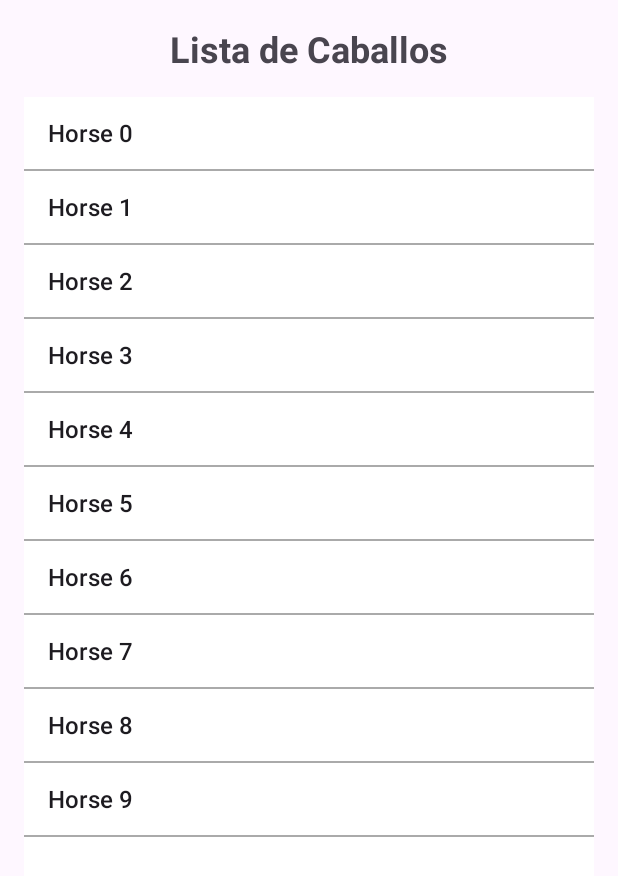
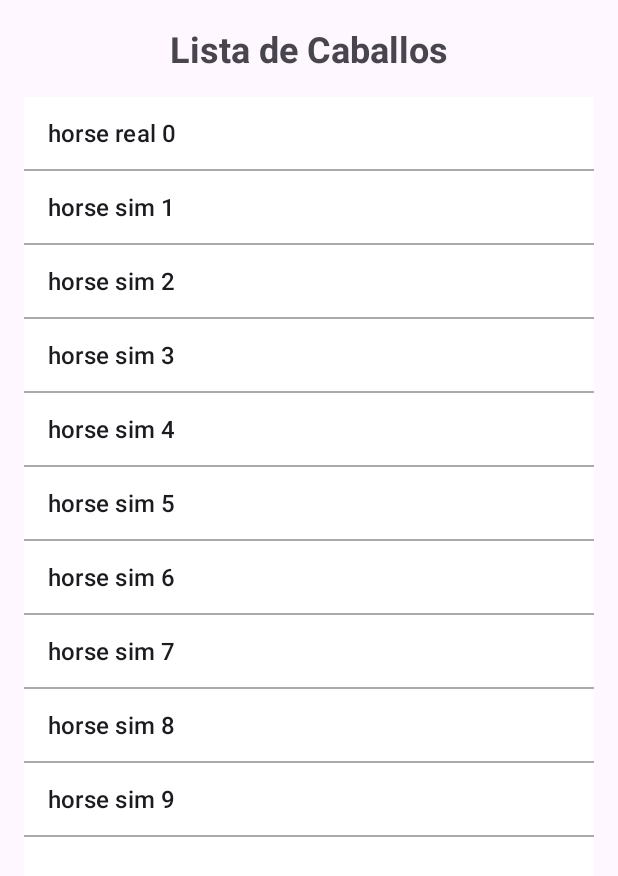
Before and after one commit to nurSamcea/horsesProject, an Android app: the screen it shows after launch (MainActivity), on a phone screen of 412 x 824 dp. Shown: the top 876 px of the screen. Run offline under Robolectric (Android 15) with nearby library versions, the phone set to English and light mode, and no system bars; libraries missing offline, so code that uses them is left out: com.hivemq.client; 2 statements that could not run were skipped.

Commit message:
feat: cards working

```diff
--- a/horsesApp/app/src/main/java/com/example/horsesapp/MainActivity.java
+++ b/horsesApp/app/src/main/java/com/example/horsesapp/MainActivity.java
@@ -7,13 +7,9 @@ package com.example.horsesapp;
 import android.content.Intent;
 import android.os.Bundle;
 import android.util.Log;
-import android.view.View;
 import android.widget.ArrayAdapter;
 import android.widget.ListView;
 import android.widget.Toast;
-
-import org.json.JSONException;
-import org.json.JSONObject;
 
 import androidx.appcompat.app.AlertDialog;
 import androidx.appcompat.app.AppCompatActivity;
@@ -21,10 +17,33 @@ import androidx.appcompat.app.AppCompatActivity;
 import com.hivemq.client.mqtt.MqttClient;
 import com.hivemq.client.mqtt.mqtt3.Mqtt3AsyncClient;
 
+import org.json.JSONException;
+import org.json.JSONObject;
+import java.util.HashMap;
+import java.util.Map;
+
+
 public class MainActivity extends AppCompatActivity {
 
-    private final String[] horses = {"Horse 0", "Horse 1", "Horse 2", "Horse 3", "Horse 4",
-            "Horse 5", "Horse 6", "Horse 7", "Horse 8", "Horse 9"};
+    public static Map<String, HorseData> horseDataMap = new HashMap<>();
+
+    public static class HorseData {
+        public double temperature = -1; // Temperatura predeterminada
+        public double oximetry = -1;    // Oxímetro predeterminado
+        public int heartRate = -1;      // Frecuencia cardíaca predeterminada
+    }
+
+    private final String[] horses = {
+            "horse real 0",
+            "horse sim 1",
+            "horse sim 2",
+            "horse sim 3",
+            "horse sim 4",
+            "horse sim 5",
+            "horse sim 6",
+            "horse sim 7",
+            "horse sim 8",
+            "horse sim 9"};
 
     String TAG = "HORSE APP MQTT";
     String serverHost = "srv-iot.diatel.upm.es";
@@ -58,6 +77,7 @@ public class MainActivity extends AppCompatActivity {
             String selectedHorse = horses[position];
             Intent intent = new Intent(MainActivity.this, HorseDetailActivity.class);
             intent.putExtra("horseName", selectedHorse);
+            intent.putExtra("horseIndex", position); // Pasa el índice del caballo
             startActivity(intent);
         });
 
@@ -108,16 +128,38 @@ public class MainActivity extends AppCompatActivity {
                 .callback(publish -> {
                     String receivedMessage = new String(publish.getPayloadAsBytes());
                     Log.d(TAG, "Message received: " + receivedMessage);
+
+                    try {
+                        JSONObject jsonMessage = new JSONObject(receivedMessage);
+
+                        String deviceName = jsonMessage.optString("deviceName", "unknown");
+                        double temperature = jsonMessage.optDouble("temperature", -1);
+                        double oximetry = jsonMessage.optDouble("oximetry", -1);
+                        int heartRate = jsonMessage.optInt("HR", -1);
+
+                        // Almacenar los datos en el mapa estático
+                        MainActivity.HorseData horseData = MainActivity.horseDataMap.getOrDefault(deviceName, new MainActivity.HorseData());
+
+                        // Solo actualizar si los valores son válidos
+                        if (temperature != -1) horseData.temperature = temperature;
+                        if (oximetry != -1) horseData.oximetry = oximetry;
+                        if (heartRate != -1) horseData.heartRate = heartRate;
+
+                        MainActivity.horseDataMap.put(deviceName, horseData);
+
+                        // Enviar la difusión
+                        Intent intent = new Intent("UPDATE_HORSE_DETAILS");
+                        intent.putExtra("horseName", deviceName);
+                        intent.putExtra("temperature", temperature);
+                        intent.putExtra("oximetry", oximetry);
+                        intent.putExtra("heartRate", heartRate);
+                        sendBroadcast(intent);
+
+                    } catch (JSONException e) {
+                        Log.e(TAG, "Error parsing JSON: " + e.getMessage());
+                    }
                 })
-                .send()
-                .whenComplete((subAck, throwable) -> {
-                    if (throwable != null) {
-                        Log.d(TAG, "Problem subscribing to topic:");
-                        Log.d(TAG, throwable.toString());
-                    } else {
-                        Log.d(TAG, "Subscribed to topic");
-                    }
-                });
+                .send();
     }
 
     private void publishMessage(String payload) {
```
Also changed, not shown: horsesApp/app/src/main/java/com/example/horsesapp/HorseDetailActivity.java (+69 -13 lines).
